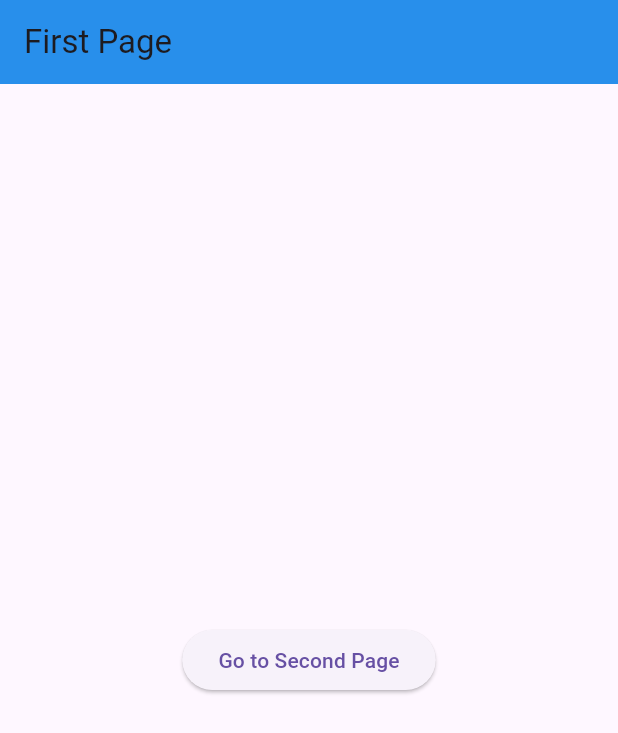
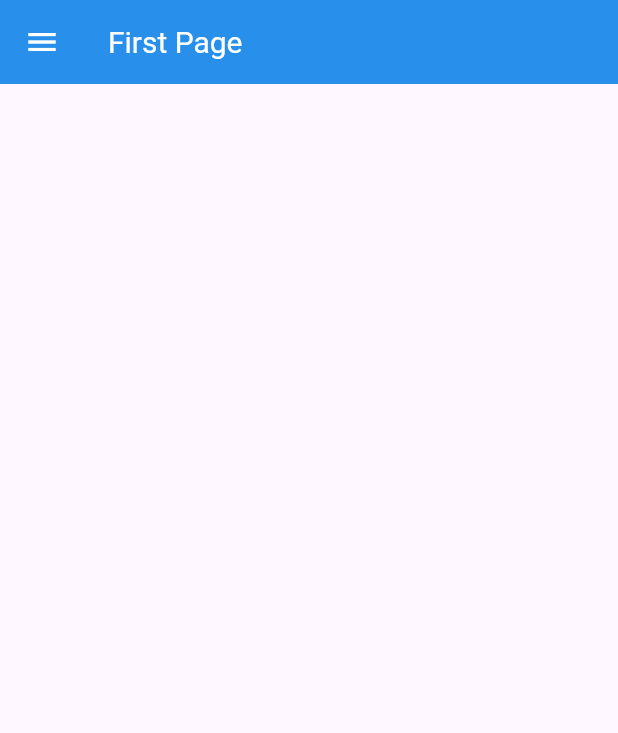
Before and after one commit to Ketan-K17/flutter_tutorial, a Flutter app: the screen it shows after launch, on a phone screen of 412 x 824 dp. Shown: the top 733 px of the screen. Run offline on Flutter 3.47's test engine with Material 3 defaults, Android fonts, the light colour scheme and no system bars.

Commit message:
Drawer widget: to navigate via a side drawer.

```diff
--- a/lib/main.dart
+++ b/lib/main.dart
@@ -2,7 +2,8 @@
 
 import 'package:flutter/material.dart';
 import 'package:wallpaper_ai/pages/first_page.dart';
-import 'package:wallpaper_ai/pages/second_page.dart';
+import 'package:wallpaper_ai/pages/home.dart';
+import 'package:wallpaper_ai/pages/settings.dart';
 
 void main() {
   runApp(MyApp());
@@ -18,7 +19,8 @@ class MyApp extends StatelessWidget {
       initialRoute: "/",
       routes: {
         "/": (context) => FirstPage(),
-        "/secondpage": (context) => SecondPage(),
+        "/home": (context) => HomePage(),
+        "/settings": (context) => SettingsPage(),
       },
     );
   }
--- a/lib/pages/first_page.dart
+++ b/lib/pages/first_page.dart
@@ -7,17 +7,43 @@ class FirstPage extends StatelessWidget {
   Widget build(BuildContext context) {
     return Scaffold(
       appBar: AppBar(
-        title: Text("First Page"),
+        title: Text(
+          "First Page",
+          style: TextStyle(fontSize: 20, color: Colors.white),
+        ),
         backgroundColor: Colors.blue,
         elevation: 5.0,
+        iconTheme: IconThemeData(color: Colors.white),
       ),
-      body: Center(
-        child: ElevatedButton(
-          onPressed: () {
-            // you need this syntax when going from one page to the another.
-            Navigator.pushNamed(context, "/secondpage");
-          },
-          child: Text("Go to Second Page"),
+      drawer: Drawer(
+        backgroundColor: Colors.blue[100],
+        child: Column(
+          children: [
+            DrawerHeader(child: Icon(Icons.favorite, size: 48)),
+            // home page list title
+            ListTile(
+              leading: Icon(Icons.home),
+              title: Text("H O M E", style: TextStyle(fontSize: 15)),
+              onTap: () {
+                Navigator.pop(
+                  context,
+                ); // helps close the drawer before navigating to home page.
+                Navigator.pushNamed(context, "/home");
+              },
+            ),
+
+            // settings page list title
+            ListTile(
+              leading: Icon(Icons.settings),
+              title: Text("S E T T I N G S", style: TextStyle(fontSize: 15)),
+              onTap: () {
+                Navigator.pop(
+                  context,
+                ); // helps close the drawer before navigating to settings page.
+                Navigator.pushNamed(context, "/settings");
+              },
+            ),
+          ],
         ),
       ),
     );
--- a/lib/pages/second_page.dart
+++ /dev/null
@@ -1,17 +0,0 @@
-import 'package:flutter/material.dart';
-
-class SecondPage extends StatelessWidget {
-  const SecondPage({super.key});
-
-  @override
-  Widget build(BuildContext context) {
-    return Scaffold(
-      appBar: AppBar(
-        title: Text("Second Page"),
-        backgroundColor: Colors.blue,
-        elevation: 5.0,
-      ),
-      body: Center(child: Text("Second Page")),
-    );
-  }
-}
```
Also changed, not shown: lib/pages/home.dart (added, +21 -0 lines), lib/pages/settings.dart (added, +21 -0 lines).
